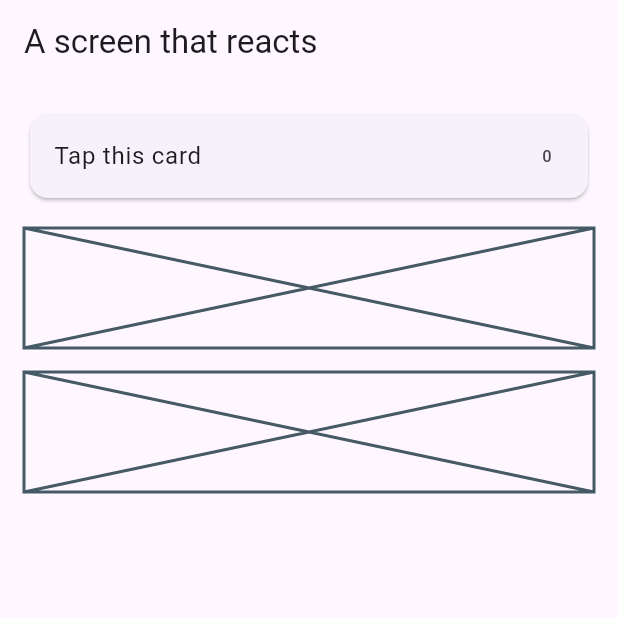
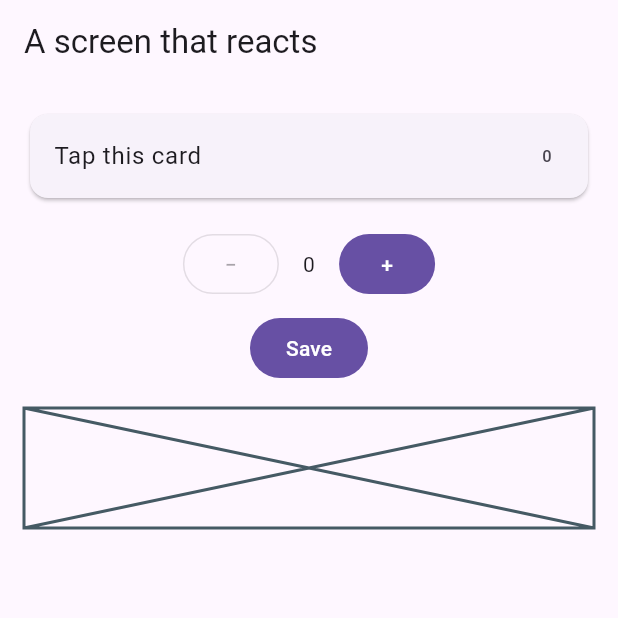
Before and after one commit to XXX1694/flutter-2026-abzal-serikbay, a Flutter app: the screen it shows after launch, on a phone screen of 412 x 824 dp, the top half of it. Run offline on Flutter 3.47's test engine with Material 3 defaults, Android fonts, the phone set to English and light mode, and no system bars.

Commit message:
practice4: two way counter

```diff
--- a/lib/week04/lib/two_way_counter.dart
+++ b/lib/week04/lib/two_way_counter.dart
@@ -1,8 +1,75 @@
 import 'package:flutter/material.dart';
 
-class TwoWayCounter extends StatelessWidget {
+class TwoWayCounter extends StatefulWidget {
   const TwoWayCounter({super.key});
 
   @override
-  Widget build(BuildContext context) => const Placeholder(fallbackHeight: 80);
+  State<TwoWayCounter> createState() => _TwoWayCounterState();
 }
+
+class _TwoWayCounterState extends State<TwoWayCounter> {
+  int _count = 0;
+  bool _saving = false;
+
+  Future<void> _save() async {
+    setState(() {
+      _saving = true;
+    });
+    await Future.delayed(const Duration(seconds: 2));
+    if (!mounted) return;
+    setState(() {
+      _saving = false;
+    });
+    ScaffoldMessenger.of(
+      context,
+    ).showSnackBar(const SnackBar(content: Text('Saved')));
+  }
+
+  @override
+  Widget build(BuildContext context) {
+    return Column(
+      children: [
+        Row(
+          mainAxisAlignment: MainAxisAlignment.center,
+          children: [
+            OutlinedButton(
+              onPressed: _count == 0
+                  ? null
+                  : () {
+                      setState(() {
+                        _count--;
+                      });
+                    },
+              child: const Text('−'),
+            ),
+            const SizedBox(width: 16),
+            Text('$_count'),
+            const SizedBox(width: 16),
+            FilledButton(
+              onPressed: () {
+                setState(() {
+                  _count++;
+                });
+              },
+              child: const Text('+'),
+            ),
+          ],
+        ),
+        const SizedBox(height: 8),
+        FilledButton(
+          onPressed: _saving ? null : _save,
+          child: _saving
+              ? SizedBox(
+                  width: 16,
+                  height: 16,
+                  child: CircularProgressIndicator(
+                    strokeWidth: 2,
+                    color: Theme.of(context).colorScheme.primary,
+                  ),
+                )
+              : const Text('Save'),
+        ),
+      ],
+    );
+  }
+}
```
